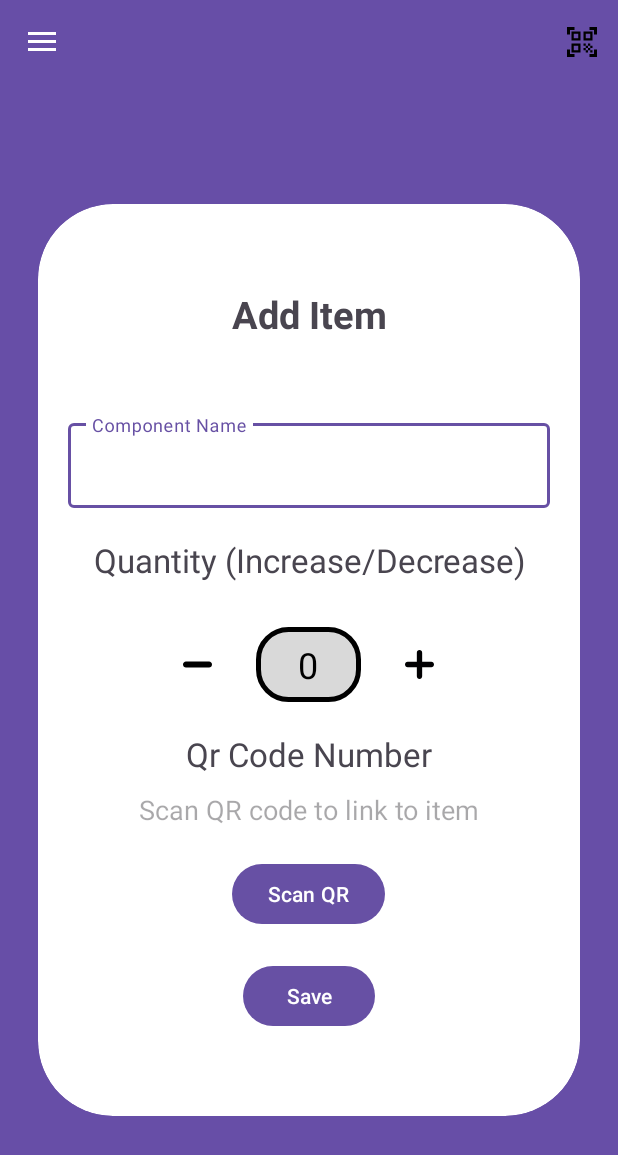
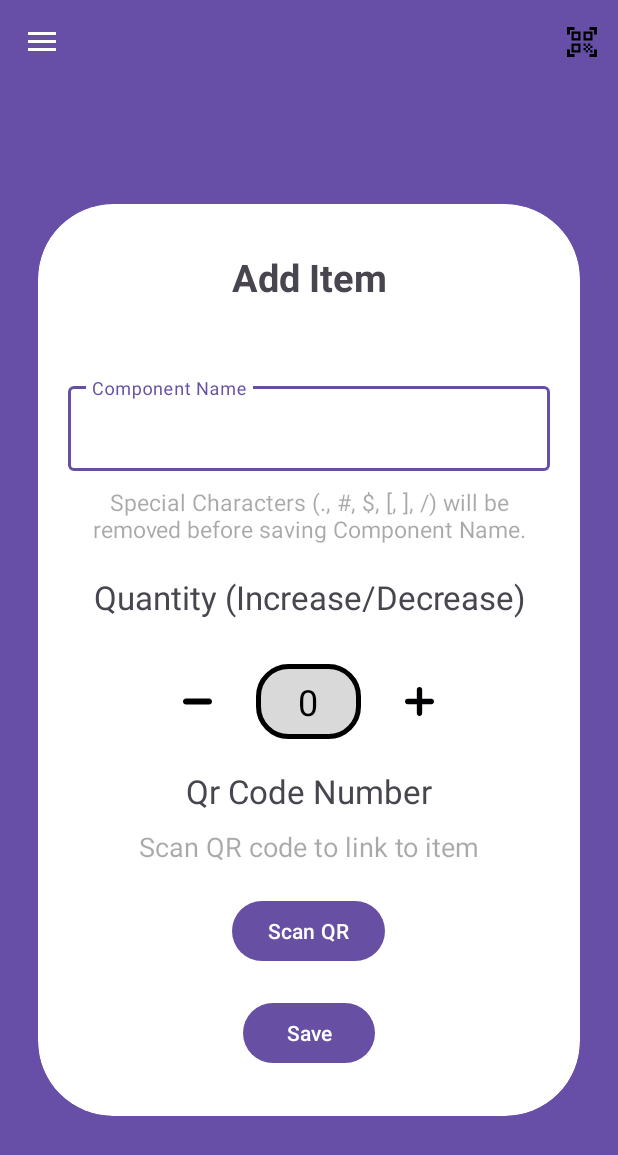
Before and after one commit to ElvinLaWengHoe/Inventory-Management, an Android app built with Jetpack Compose: the screen it shows after launch once a user with an empty profile is signed in (HomeActivity), in the side drawer, after a tap on "Add Item", on a phone screen of 412 x 824 dp. Shown: the top 1155 px of the screen. Run offline under Robolectric (Android 15) with nearby library versions, the phone set to English and light mode, and no system bars; our stand-ins replace Firebase (no records; nobody signed in at launch, a user with empty details on screens opened directly); Roboto replaces fonts that are not available here.

Commit message:
Added a function to prevent QR code with special characters to be added into database.

```diff
--- a/app/src/main/res/layout/fragment_add.xml
+++ b/app/src/main/res/layout/fragment_add.xml
@@ -41,6 +41,14 @@
                     android:layout_width="match_parent"
                     android:layout_height="wrap_content" />
             </com.google.android.material.textfield.TextInputLayout>
+
+            <TextView
+                android:layout_width="match_parent"
+                android:layout_height="wrap_content"
+                android:layout_marginTop="10dp"
+                android:hint="Special Characters (., #, $, [, ], /) will be removed before saving Component Name."
+                android:textAlignment="center"
+                android:textSize="15sp"/>
 
             <TextView
                 android:layout_width="match_parent"
--- a/app/src/main/res/layout/fragment_generator.xml
+++ b/app/src/main/res/layout/fragment_generator.xml
@@ -44,10 +44,10 @@
             <TextView
                 android:layout_width="match_parent"
                 android:layout_height="wrap_content"
-                android:text="Symbols (., #, $, [, ], /) will be removed before generating QR Code."
                 android:textSize="15sp"
-                android:layout_marginTop="5dp"
-                android:textAlignment="center"/>
+                android:layout_marginTop="10dp"
+                android:textAlignment="center"
+                android:hint="Special Characters (., #, $, [, ], /) will be removed before generating QR Code."/>
 
             <ImageView
                 android:id="@+id/image_view_qr_code"
```
Also changed, not shown: app/src/main/java/com/example/inventorymanagement1/AddItemScanActivity.java (+17 -1 lines).
